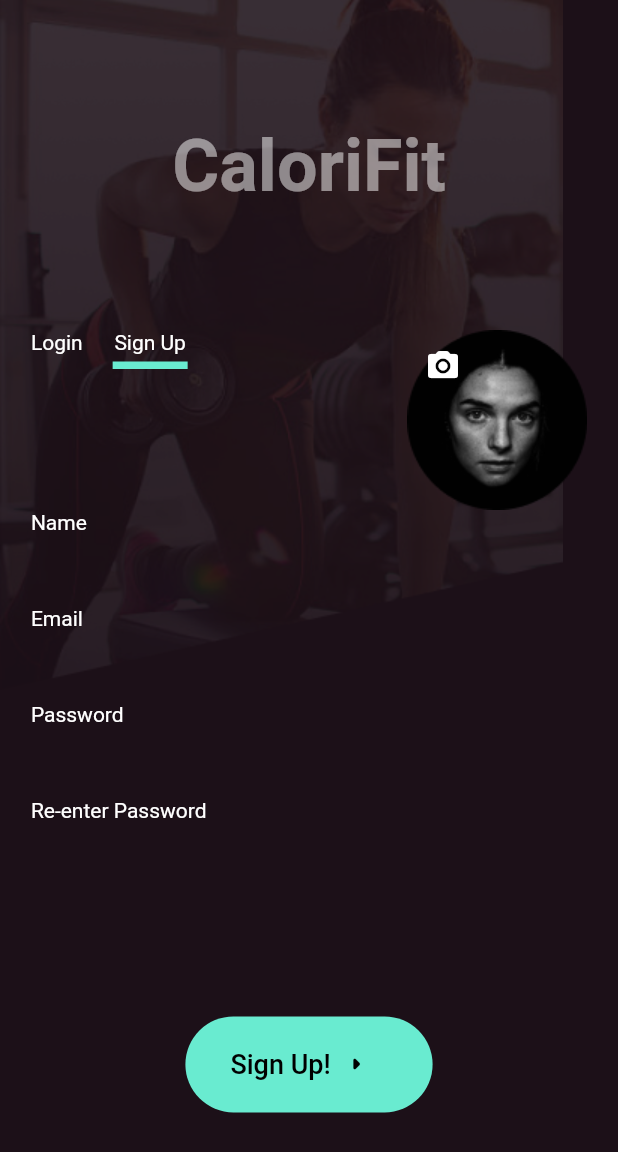
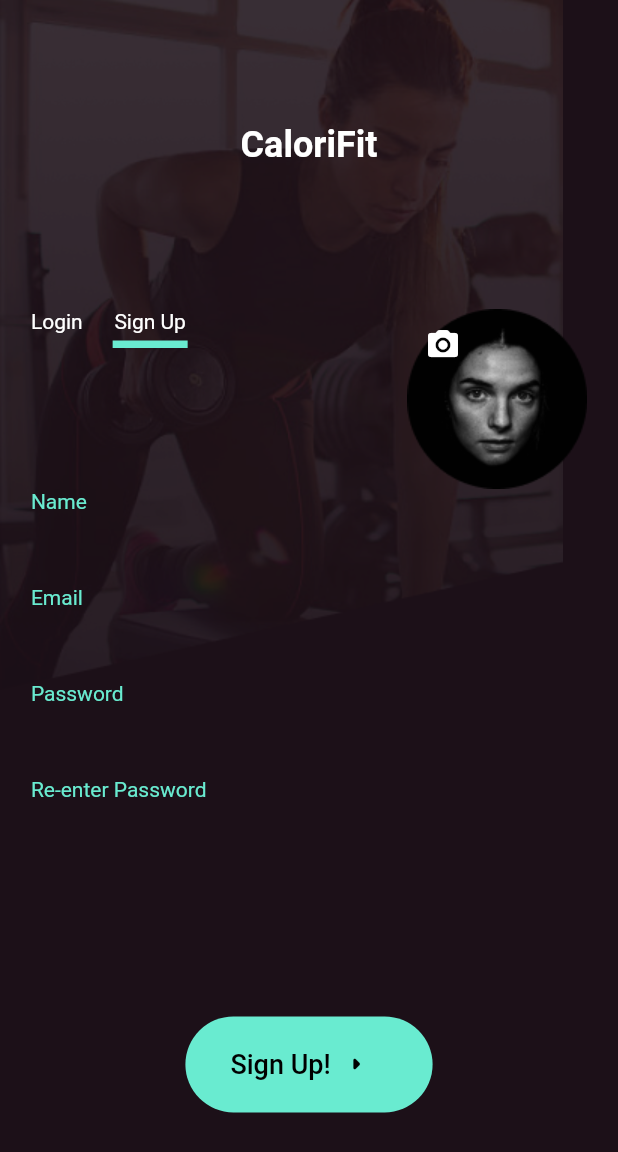
Before and after one commit to deadinside1880/CaloriFit, a Flutter app: the LoginScreen screen opened directly, after a tap on "Sign Up", on a phone screen of 412 x 824 dp. Shown: the top 1152 px of the screen. Run offline on Flutter 3.47's test engine with Material 2 defaults, Android fonts, the light colour scheme and no system bars; our stand-ins replace cloud_firestore, firebase_auth, firebase_core, firebase_storage, fl_chart, image_picker and 3 more; missing offline and left inert: dart:ffi, tflite_flutter, tflite_flutter_helper; accounts and stored records are empty; project files that could hold a hidden picture were left out.

Commit message:
Fixed Login, Signup Screen

```diff
--- a/lib/screens/loginscreen.dart
+++ b/lib/screens/loginscreen.dart
@@ -83,7 +83,15 @@ class _LoginScreenState extends State<LoginScreen> {
               crossAxisAlignment: CrossAxisAlignment.start,
               children: [
                 SizedBox(height: MediaQuery.of(context).size.height/10,),
-                const Center(child: CaloriFitTitle(color: Colors.white)),
+                // const Center(child: CaloriFitTitle(color: Colors.white)),
+                      const Center(
+                        child: Text(
+                          "CaloriFit",
+                          style: onboardingSmallText,
+                          textAlign: TextAlign.center,
+                        ),
+                      ),
+
                 Flexible(flex:1,child: Container(),),
                 Row(
                   crossAxisAlignment: CrossAxisAlignment.start,
@@ -102,11 +110,11 @@ class _LoginScreenState extends State<LoginScreen> {
                       )
                   ],
                 ),
-                const SizedBox(height: 10,),
-                const Text("Welcome back", style: TextStyle(fontSize: 40, fontWeight: FontWeight.w900, color: Colors.white),),
-                const SizedBox(height: 20,),
-                const Text("Log in to your account", style: TextStyle(fontSize: 20, color: Colors.white),),
-                SizedBox(height: MediaQuery.of(context).size.height/10,),
+                const SizedBox(height: 40,),
+                const Text("Welcome back", style: TextStyle(fontSize: 28, fontWeight: FontWeight.w900, color: Colors.white),),
+                const SizedBox(height: 5,),
+                const Text("Log in to your account", style: TextStyle(fontSize: 15, color: Colors.white),),
+                SizedBox(height: MediaQuery.of(context).size.height/25,),
                 const Text("Email", style: TextStyle(color: maingreen),),
                 Stack(
                   alignment: Alignment.centerRight,
--- a/lib/screens/signupscreen.dart
+++ b/lib/screens/signupscreen.dart
@@ -80,7 +80,16 @@ class _SignUpScreenState extends State<SignUpScreen> {
               crossAxisAlignment: CrossAxisAlignment.start,
               children: [
                 SizedBox(height: MediaQuery.of(context).size.height/10),
-                const Center(child: CaloriFitTitle(color: Color.fromRGBO(255, 255, 255, 0.5))),
+                // const Center(
+                //     child: CaloriFitTitle(
+                //         color: Color.fromRGBO(255, 255, 255, 0.5))),
+                const Center(
+                  child: Text(
+                    "CaloriFit",
+                    style: onboardingSmallText,
+                    textAlign: TextAlign.center,
+                  ),
+                ),
                 Flexible(flex:1, child: Container()),
                 Row(
                   crossAxisAlignment: CrossAxisAlignment.start,
@@ -115,13 +124,18 @@ class _SignUpScreenState extends State<SignUpScreen> {
                     )
                   ],
                 ),
-                const Text("Name", textAlign: TextAlign.start,),
+                const Text("Name", textAlign: TextAlign.start,
+                  style: TextStyle(color: maingreen),
+                ),
                 TextInputField( tec: _nameController, tit: TextInputType.text),
-                const Text("Email", textAlign: TextAlign.start,),
+                const Text("Email", textAlign: TextAlign.start,  style: TextStyle(color: maingreen),
+                ),
                 TextInputField( tec: _emailController, tit: TextInputType.emailAddress),
-                const Text("Password", textAlign: TextAlign.start,),
+                const Text("Password", textAlign: TextAlign.start,  style: TextStyle(color: maingreen),
+                ),
                 TextInputField( tec: _passwordController, tit: TextInputType.text, isPass: true),
-                const Text("Re-enter Password", textAlign: TextAlign.start,),
+                const Text("Re-enter Password", textAlign: TextAlign.start,  style: TextStyle(color: maingreen),
+                ) ,
                 TextInputField( tec: _passwordAgainController, tit: TextInputType.text, isPass: true,),
                 Flexible(flex: 1, child: Container()),
                 Container(
```
